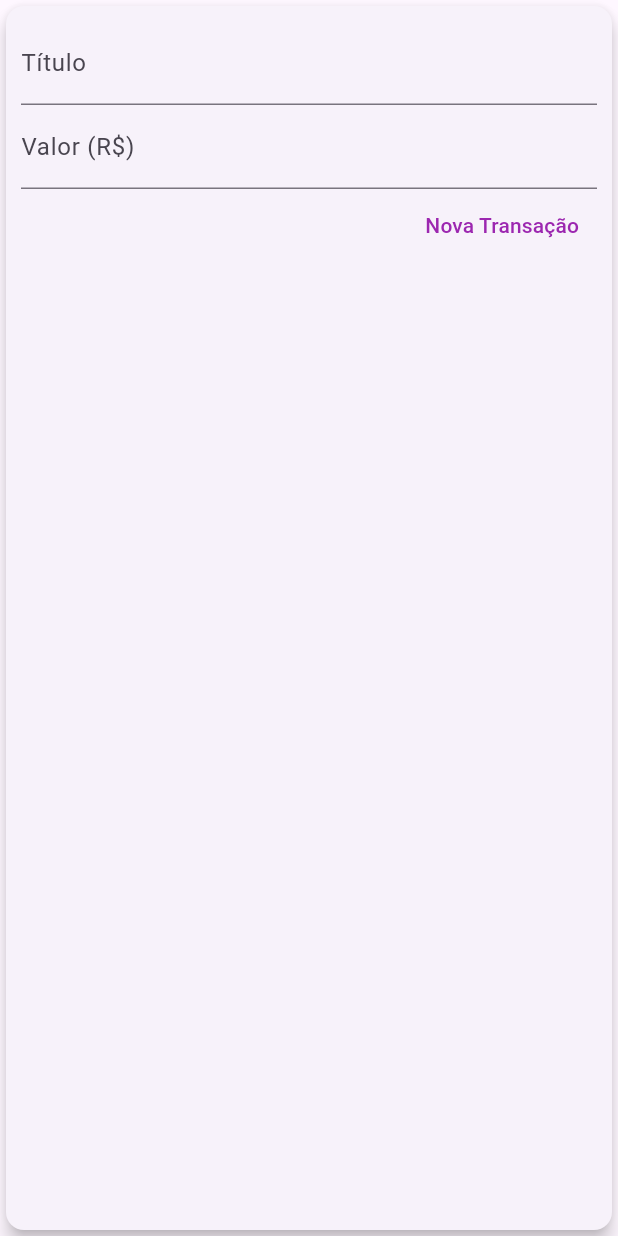
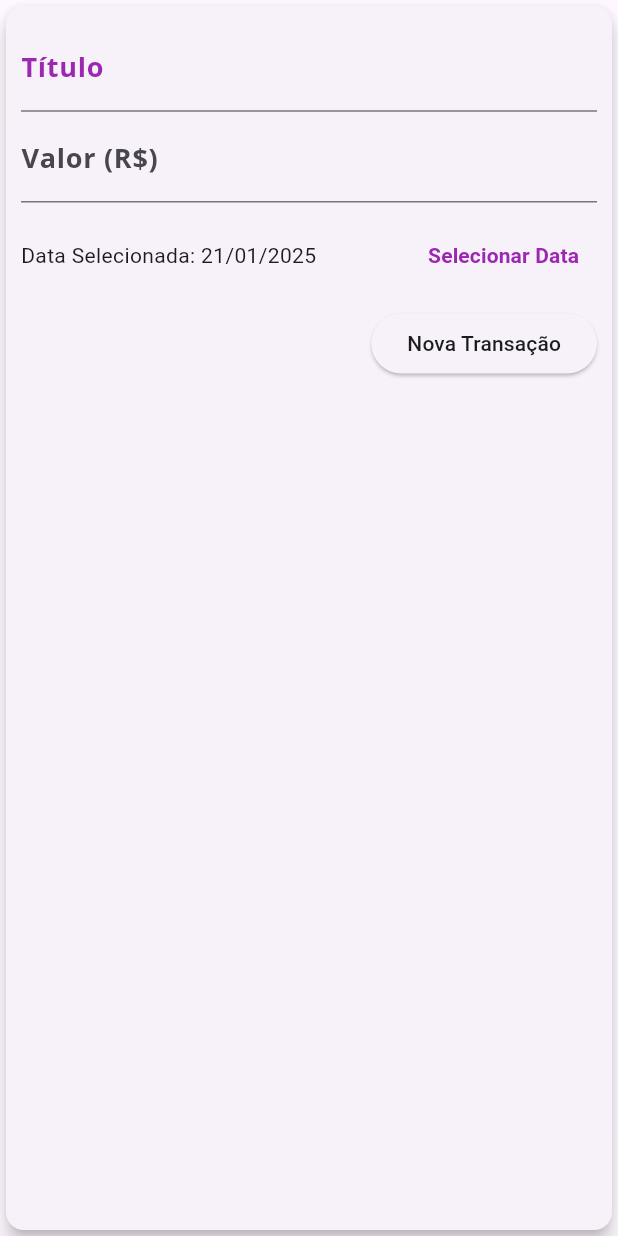
Before and after one commit to Brunolira123/app-despesas-flutter, a Flutter app: the TransactionForm widget shown alone on an empty page, opened directly with empty values, after a tap on "Nova Transação", on a phone screen of 412 x 824 dp. Run offline on Flutter 3.47's test engine with Material 3 defaults, Android fonts, the phone set to English and light mode, and no system bars.

Commit message:
Implemented date from form

```diff
--- a/lib/components/chart.dart
+++ b/lib/components/chart.dart
@@ -54,7 +54,9 @@ class Chart extends StatelessWidget {
               child: ChartBar(
                 label: tr['day'] as String,
                 value: tr['value'] as double,
-                percentage: (tr['value'] as double) / _weekTotalValue,
+                percentage: _weekTotalValue == 0
+                    ? 0
+                    : (tr['value'] as double) / _weekTotalValue,
               ),
             );
           }).toList(),
--- a/lib/components/transaction_form.dart
+++ b/lib/components/transaction_form.dart
@@ -1,7 +1,8 @@
 import 'package:flutter/material.dart';
+import 'package:intl/intl.dart';
 
 class TransactionForm extends StatefulWidget {
-  final void Function(String, double) onSubmit;
+  final void Function(String, double, DateTime) onSubmit;
 
   const TransactionForm(this.onSubmit, {Key? key}) : super(key: key);
 
@@ -10,19 +11,35 @@ class TransactionForm extends StatefulWidget {
 }
 
 class _TransactionFormState extends State<TransactionForm> {
-  final titleController = TextEditingController();
-
-  final valueController = TextEditingController();
+  final _titleController = TextEditingController();
+  final _valueController = TextEditingController();
+  DateTime _selectedDate = DateTime.now();
 
   _submitForm() {
-    final title = titleController.text;
-    final value = double.tryParse(valueController.text) ?? 0;
+    final title = _titleController.text;
+    final value = double.tryParse(_valueController.text) ?? 0;
 
     if (title.isEmpty || value <= 0) {
       return;
     }
 
-    widget.onSubmit(title, value);
+    widget.onSubmit(title, value, _selectedDate);
+  }
+
+  _showDatePicker() {
+    showDatePicker(
+      context: context,
+      initialDate: DateTime.now(),
+      firstDate: DateTime(2019),
+      lastDate: DateTime.now(),
+    ).then((pickedDate) {
+      if (pickedDate == null) {
+        return;
+      }
+      setState(() {
+        _selectedDate = pickedDate;
+      });
+    });
   }
 
   @override
@@ -34,14 +51,17 @@ class _TransactionFormState extends State<TransactionForm> {
         child: Column(
           children: [
             TextField(
-              controller: titleController,
+              controller: _titleController,
               onSubmitted: (_) => _submitForm(),
               decoration: const InputDecoration(
                 labelText: 'Título',
+                labelStyle: TextStyle(
+                  color: Colors.purple,
+                ),
               ),
             ),
             TextField(
-              controller: valueController,
+              controller: _valueController,
               keyboardType:
                   const TextInputType.numberWithOptions(decimal: true),
               onSubmitted: (_) => _submitForm(),
@@ -49,18 +69,41 @@ class _TransactionFormState extends State<TransactionForm> {
                 labelText: 'Valor (R\$)',
               ),
             ),
+            SizedBox(
+              height: 70,
+              child: Row(
+                children: <Widget>[
+                  Expanded(
+                    child: Text(
+                      _selectedDate == null
+                          ? 'Nenhuma data selecionada!'
+                          : 'Data Selecionada: ${DateFormat('dd/MM/y').format(_selectedDate)}',
+                    ),
+                  ),
+                  TextButton(
+                    child: const Text(
+                      'Selecionar Data',
+                      style: TextStyle(
+                        fontWeight: FontWeight.bold,
+                      ),
+                    ),
+                    onPressed: (_showDatePicker),
+                  )
+                ],
+              ),
+            ),
             Row(
               mainAxisAlignment: MainAxisAlignment.end,
               children: <Widget>[
-                TextButton(
-                  child: const Text(
+                ElevatedButton(
+                  child: Text(
                     'Nova Transação',
                     style: TextStyle(
-                      color: Colors.purple,
+                      color: Theme.of(context).textTheme.labelLarge?.color,
                     ),
                   ),
                   onPressed: _submitForm,
-                )
+                ),
               ],
             ),
           ],
```
Also changed, not shown: lib/components/transaction_list.dart (+8 -3 lines), lib/main.dart (+15 -36 lines).
